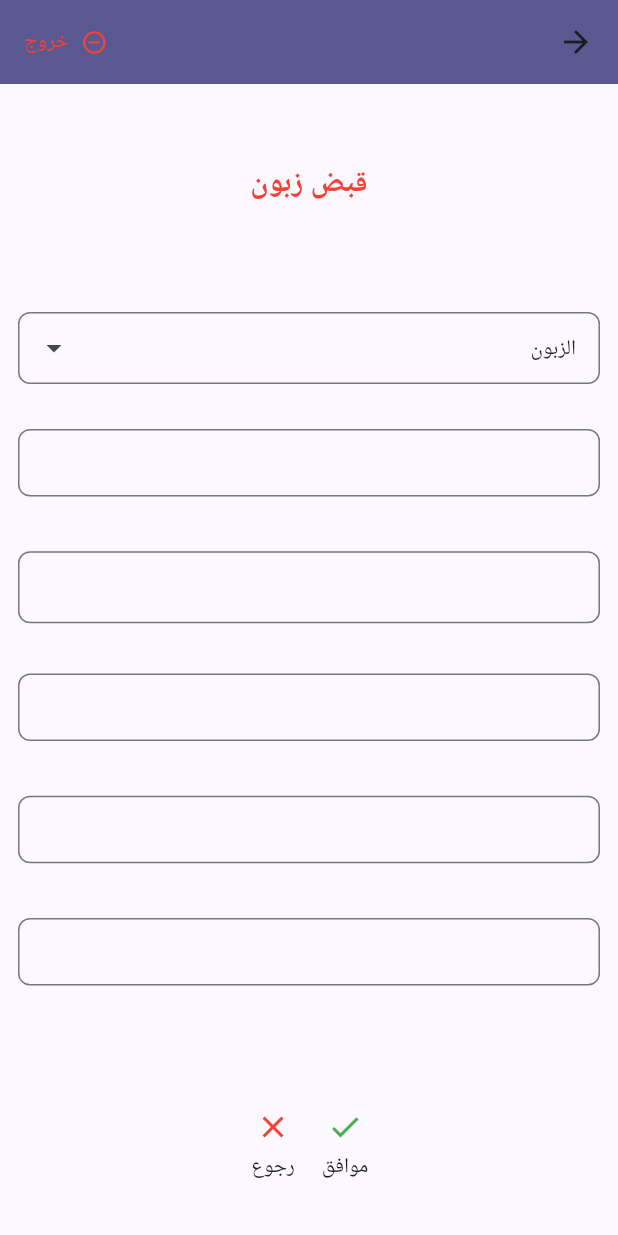
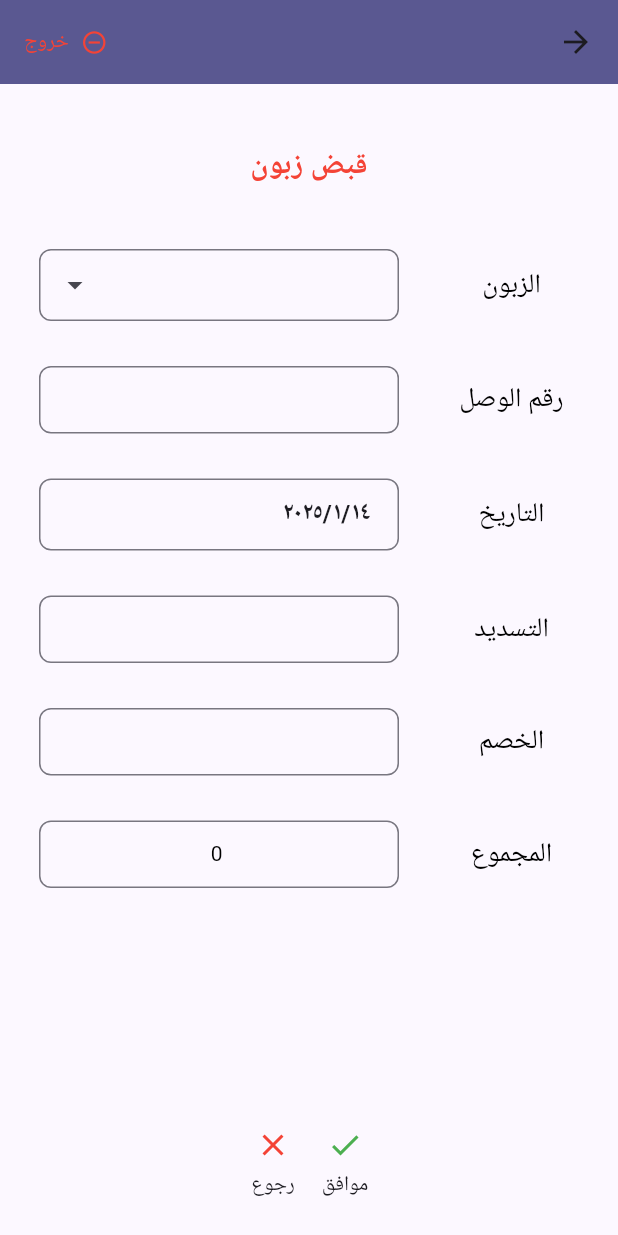
Before and after one commit to AiExpert1985/tablets_phone, a Flutter app: the screen it shows once a user with an empty profile is signed in, after a tap on "وصل قبض", on a phone screen of 412 x 824 dp. Run offline on Flutter 3.47's test engine with Material 3 defaults, Android fonts, the phone set to English and light mode, and no system bars; drawn by our look-alikes of dropdown_search; our stand-ins replace cached_network_image, cloud_firestore, connectivity_plus, firebase_auth, firebase_core, flutter_form_builder and 3 more; accounts and stored records are empty.

Commit message:
add form data

```diff
--- a/lib/src/common/forms/date_picker.dart
+++ b/lib/src/common/forms/date_picker.dart
@@ -25,8 +25,7 @@ class FormDatePickerField extends StatelessWidget {
 
   @override
   Widget build(BuildContext context) {
-    return Expanded(
-      child: FormBuilderDateTimePicker(
+    return FormBuilderDateTimePicker(
       enabled: !isReadOnly,
       decoration: formFieldDecoration(label: label, hideBorders: hideBorders),
       textAlign: TextAlign.center,
@@ -37,7 +36,6 @@ class FormDatePickerField extends StatelessWidget {
       inputType: InputType.date,
       onChanged: onChangedFn,
       validator: (value) => _validateDate(value, context),
-      ),
     );
   }
 
--- a/lib/src/common/forms/edit_box.dart
+++ b/lib/src/common/forms/edit_box.dart
@@ -40,8 +40,7 @@ class FormInputField extends ConsumerWidget {
 
   @override
   Widget build(BuildContext context, WidgetRef ref) {
-    return Expanded(
-      child: FormBuilderTextField(
+    return FormBuilderTextField(
       // if controller is used, initialValue should be neglected
       initialValue: _getInitialValue(),
       readOnly: isReadOnly,
@@ -53,7 +52,6 @@ class FormInputField extends ConsumerWidget {
       decoration: formFieldDecoration(label: label, hideBorders: hideBorders),
       onChanged: _onChanged,
       validator: isRequired ? _validator(context) : null,
-      ),
     );
   }
 
--- /dev/null
+++ b/lib/src/features/transactions/controllers/form_data_container.dart
@@ -0,0 +1,26 @@
+import 'package:flutter_riverpod/flutter_riverpod.dart';
+
+class MapStateNotifier extends StateNotifier<Map<String, dynamic>> {
+  MapStateNotifier() : super({}); // Initialize with an empty map
+
+  // Function to add a property to the map
+  void addProperty(String key, dynamic value) {
+    state = {
+      ...state, // Spread the current state
+      key: value, // Add the new key-value pair
+    };
+  }
+
+  // Function to reset the map to an empty state
+  void reset() {
+    state = {}; // Reset to an empty map
+  }
+
+  Map<String, dynamic> get data => state;
+}
+
+// Create a provider for the MapStateNotifier
+final formDataContainerProvider =
+    StateNotifierProvider<MapStateNotifier, Map<String, dynamic>>((ref) {
+  return MapStateNotifier();
+});
--- a/lib/src/features/transactions/view/receipt_form.dart
+++ b/lib/src/features/transactions/view/receipt_form.dart
@@ -1,6 +1,5 @@
 import 'package:flutter/material.dart';
 import 'package:flutter_riverpod/flutter_riverpod.dart';
-import 'package:tablets/generated/l10n.dart';
 import 'package:tablets/src/common/forms/date_picker.dart';
 import 'package:tablets/src/common/values/constants.dart';
 import 'package:tablets/src/common/functions/debug_print.dart';
@@ -10,6 +9,7 @@ import 'package:tablets/src/common/values/gaps.dart';
 import 'package:tablets/src/common/widgets/custom_icons.dart';
 import 'package:tablets/src/common/widgets/main_frame.dart';
 import 'package:tablets/src/features/transactions/controllers/customer_db_cache_provider.dart';
+import 'package:tablets/src/features/transactions/controllers/form_data_container.dart';
 import 'package:tablets/src/features/transactions/model/transaction.dart';
 import 'package:tablets/src/features/transactions/repository/transaction_repository_provider.dart';
 
@@ -18,97 +18,159 @@ class ReceiptForm extends ConsumerWidget {
 
   @override
   Widget build(BuildContext context, WidgetRef ref) {
+    final formDataNotifier = ref.read(formDataContainerProvider.notifier);
+    final totalTextEditingController = TextEditingController(text: '0');
     return MainFrame(
         child: Center(
             child: Container(
-                padding: const EdgeInsets.all(12.0),
-                width: 500,
+                padding: const EdgeInsets.symmetric(horizontal: 20.0),
+                width: 400,
                 child: Column(
                   children: [
+                    VerticalGap.xl,
                     _buildScreenTitle(context, ref),
                     VerticalGap.xl,
-                    _buildNameSelection(context, ref),
+                    _buildNameSelection(context, ref, formDataNotifier),
                     VerticalGap.xl,
-                    _buildReceiptNumber(context, ref),
+                    _buildReceiptNumber(context, ref, formDataNotifier),
                     VerticalGap.xl,
-                    _buildDate(context, ref),
+                    _buildDate(context, ref, formDataNotifier),
                     VerticalGap.xl,
-                    _buildReceivedAmount(context, ref),
+                    _buildReceivedAmount(
+                        context, ref, formDataNotifier, totalTextEditingController),
                     VerticalGap.xl,
-                    _buildDiscountAmount(context, ref),
+                    _buildDiscountAmount(
+                        context, ref, formDataNotifier, totalTextEditingController),
                     VerticalGap.xl,
-                    _buildReceiptTotalAmount(context, ref),
+                    _buildReceiptTotalAmount(
+                        context, ref, formDataNotifier, totalTextEditingController),
                     const Spacer(),
-                    _buildButtons(context, ref),
+                    _buildButtons(context, ref, formDataNotifier),
                   ],
                 ))));
   }
 
   Widget _buildScreenTitle(BuildContext context, WidgetRef ref) {
     return Container(
-        padding: const EdgeInsets.all(40),
+        padding: const EdgeInsets.all(10),
         child: const Text(
           'قبض زبون',
           style: TextStyle(fontSize: 20, fontWeight: FontWeight.bold, color: Colors.red),
         ));
   }
 
-  Widget _buildNameSelection(BuildContext context, WidgetRef ref) {
+  Widget _buildNameSelection(
+      BuildContext context, WidgetRef ref, MapStateNotifier formDataNotifier) {
     final salesmanCustomersDb = ref.read(salesmanCustomerDbCacheProvider.notifier);
 
-    return DropDownWithSearch(
-      onChangedFn: (customer) {},
+    return Row(
+      mainAxisAlignment: MainAxisAlignment.center,
+      children: [
+        const FormFieldLabel('الزبون'),
+        HorizontalGap.xl,
+        Expanded(
+          child: DropDownWithSearch(
+            onChangedFn: (customer) {
+              formDataNotifier.addProperty('name', customer['name']);
+            },
             dbCache: salesmanCustomersDb,
-      label: S.of(context).customer,
+          ),
+        ),
+      ],
     );
   }
 
-  Widget _buildReceivedAmount(BuildContext context, WidgetRef ref) {
-    return FormInputField(
+  Widget _buildReceivedAmount(BuildContext context, WidgetRef ref,
+      MapStateNotifier formDataNotifier, TextEditingController totalEditingController) {
+    return Row(mainAxisAlignment: MainAxisAlignment.center, children: [
+      const FormFieldLabel('التسديد'),
+      HorizontalGap.xl,
+      Expanded(
+        child: FormInputField(
           onChangedFn: (value) {
-          tempPrint(value);
+            formDataNotifier.addProperty('subTotalAmount', value);
+            final discount = formDataNotifier.data['discount'] ?? 0;
+            final total = value + discount;
+            formDataNotifier.addProperty('totalAmount', total);
+            totalEditingController.text = total;
           },
           dataType: FieldDataType.num,
-        name: 'subtotal');
+          name: 'subtotal',
+        ),
+      )
+    ]);
   }
 
-  Widget _buildDiscountAmount(BuildContext context, WidgetRef ref) {
-    return FormInputField(
+  Widget _buildDiscountAmount(BuildContext context, WidgetRef ref,
+      MapStateNotifier formDataNotifier, TextEditingController totalEditingController) {
+    return Row(mainAxisAlignment: MainAxisAlignment.center, children: [
+      const FormFieldLabel('الخصم'),
+      HorizontalGap.xl,
+      Expanded(
+        child: FormInputField(
           onChangedFn: (value) {
-          tempPrint(value);
+            formDataNotifier.addProperty('discount', value);
+            final subtotal = formDataNotifier.data['subTotalAmount'] ?? 0;
+            final total = value + subtotal;
+            formDataNotifier.addProperty('totalAmount', total);
+            totalEditingController.text = total;
           },
           dataType: FieldDataType.num,
-        name: 'discount');
+          name: 'discount',
+        ),
+      )
+    ]);
   }
 
-  Widget _buildReceiptNumber(BuildContext context, WidgetRef ref) {
-    return FormInputField(
+  Widget _buildReceiptNumber(
+      BuildContext context, WidgetRef ref, MapStateNotifier formDataNotifier) {
+    return Row(mainAxisAlignment: MainAxisAlignment.center, children: [
+      const FormFieldLabel('رقم الوصل'),
+      HorizontalGap.xl,
+      Expanded(
+        child: FormInputField(
           onChangedFn: (value) {
-          tempPrint(value);
+            formDataNotifier.addProperty('number', value);
           },
           dataType: FieldDataType.num,
-        name: 'number');
+          name: 'number',
+        ),
+      )
+    ]);
   }
 
-  Widget _buildReceiptTotalAmount(BuildContext context, WidgetRef ref) {
-    return FormInputField(
-        onChangedFn: (value) {
-          tempPrint(value);
-        },
+  Widget _buildReceiptTotalAmount(BuildContext context, WidgetRef ref,
+      MapStateNotifier formDataNotifier, TextEditingController totalEditingController) {
+    return Row(mainAxisAlignment: MainAxisAlignment.center, children: [
+      const FormFieldLabel('المجموع'),
+      HorizontalGap.xl,
+      Expanded(
+        child: FormInputField(
+          controller: totalEditingController,
+          onChangedFn: (value) {},
           dataType: FieldDataType.num,
           isReadOnly: true,
-        name: 'total');
+          name: 'total',
+        ),
+      )
+    ]);
   }
 
-  Widget _buildDate(BuildContext context, WidgetRef ref) {
-    return FormDatePickerField(
+  Widget _buildDate(BuildContext context, WidgetRef ref, MapStateNotifier formDataNotifier) {
+    return Row(mainAxisAlignment: MainAxisAlignment.center, children: [
+      const FormFieldLabel('التاريخ'),
+      HorizontalGap.xl,
+      Expanded(
+          child: FormDatePickerField(
+              initialValue: DateTime.now(),
               onChangedFn: (date) {
-          tempPrint(date);
+                formDataNotifier.addProperty('date', date);
               },
-        name: 'date');
+              name: 'date'))
+    ]);
   }
 
-  Widget _buildButtons(BuildContext context, WidgetRef ref) {
+  Widget _buildButtons(BuildContext context, WidgetRef ref, MapStateNotifier formDataNotifier) {
     return Container(
       padding: const EdgeInsets.all(16),
       child: Row(
@@ -116,7 +178,9 @@ class ReceiptForm extends ConsumerWidget {
         children: [
           IconButton(
             icon: const ApproveIcon(),
-            onPressed: () {},
+            onPressed: () {
+              tempPrint(formDataNotifier.data);
+            },
           ),
           IconButton(
             icon: const CancelIcon(),
@@ -140,6 +204,7 @@ class FormFieldLabel extends StatelessWidget {
   @override
   Widget build(BuildContext context) {
     return Container(
+        width: 90,
         padding: const EdgeInsets.all(2),
         child: Text(label,
             textAlign: TextAlign.center,
```
Lines whose indentation alone changed are shown as unchanged.
